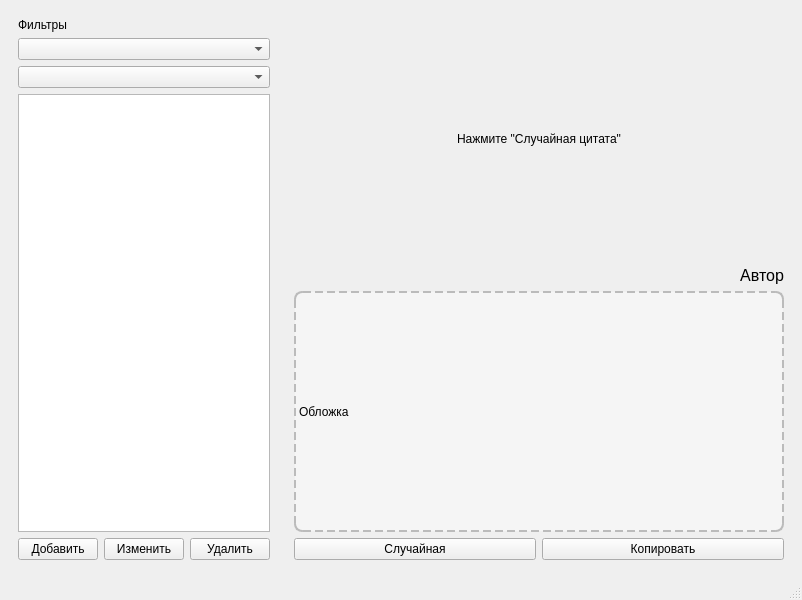
Medvedb-23/generator_quotations, file main_window.ui: the form before one commit.
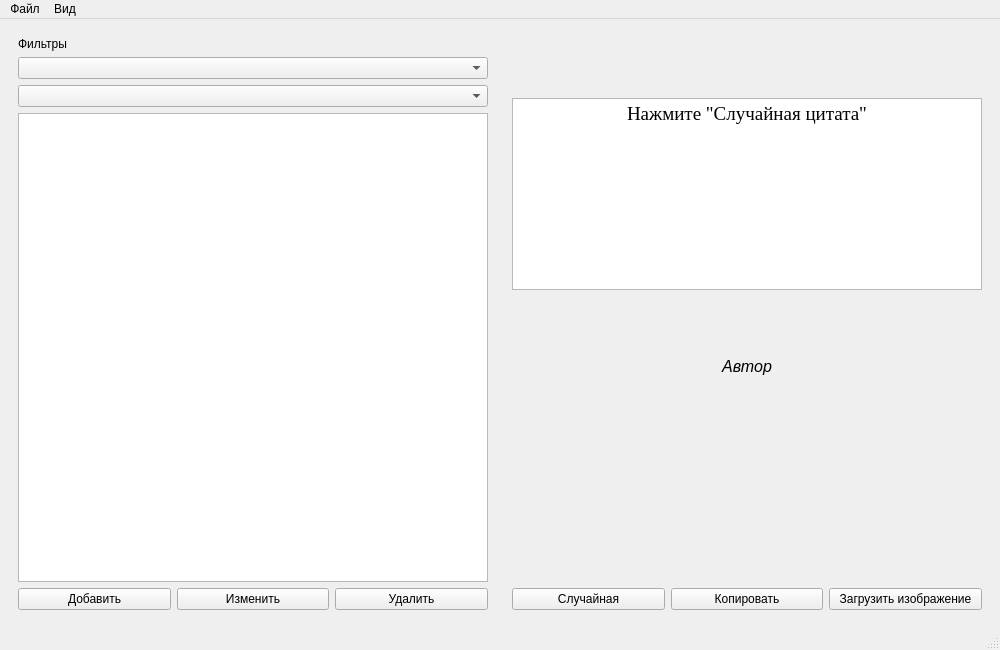
The form after the commit.

Commit message: full application: CSV import/export, dark theme, shortcuts, QSettings, image support, README

What changed in the file:
```diff
--- a/main_window.ui
+++ b/main_window.ui
@@ -6,8 +6,8 @@
    <rect>
     <x>0</x>
     <y>0</y>
-    <width>802</width>
-    <height>600</height>
+    <width>1000</width>
+    <height>650</height>
    </rect>
   </property>
   <property name="minimumSize">
@@ -20,12 +20,18 @@
    <string>Генератор цитат</string>
   </property>
   <widget class="QWidget" name="centralwidget">
-   <layout class="QHBoxLayout" name="horizontalLayout" stretch="1,2">
+   <layout class="QHBoxLayout" name="horizontalLayout">
     <item>
      <widget class="QWidget" name="leftPanel" native="true">
       <layout class="QVBoxLayout" name="verticalLayout_left">
        <item>
-        <widget class="QLabel" name="label_filter">
+        <widget class="QLabel" name="label">
+         <property name="font">
+          <font>
+           <family>Arial</family>
+           <pointsize>9</pointsize>
+          </font>
+         </property>
          <property name="text">
           <string>Фильтры</string>
          </property>
@@ -79,22 +85,94 @@
      <widget class="QWidget" name="rightPanel" native="true">
       <layout class="QVBoxLayout" name="verticalLayout_right">
        <item>
-        <widget class="QLabel" name="lbl_quotation">
+        <widget class="QWidget" name="quotationContainer" native="true">
          <property name="sizePolicy">
           <sizepolicy hsizetype="Expanding" vsizetype="Expanding">
            <horstretch>0</horstretch>
            <verstretch>0</verstretch>
           </sizepolicy>
          </property>
-         <property name="text">
-          <string>Нажмите &quot;Случайная цитата&quot;</string>
-         </property>
-         <property name="alignment">
-          <set>Qt::AlignCenter</set>
-         </property>
-         <property name="wordWrap">
-          <bool>true</bool>
-         </property>
+         <layout class="QVBoxLayout" name="verticalLayout_3">
+          <property name="leftMargin">
+           <number>0</number>
+          </property>
+          <property name="topMargin">
+           <number>0</number>
+          </property>
+          <property name="rightMargin">
+           <number>0</number>
+          </property>
+          <property name="bottomMargin">
+           <number>0</number>
+          </property>
+          <item>
+           <spacer name="verticalSpacer">
+            <property name="orientation">
+             <enum>Qt::Vertical</enum>
+            </property>
+            <property name="sizeType">
+             <enum>QSizePolicy::Expanding</enum>
+            </property>
+            <property name="sizeHint" stdset="0">
+             <size>
+              <width>20</width>
+              <height>40</height>
+             </size>
+            </property>
+           </spacer>
+          </item>
+          <item>
+           <widget class="QTextEdit" name="lbl_quotation">
+            <property name="sizePolicy">
+             <sizepolicy hsizetype="Expanding" vsizetype="MinimumExpanding">
+              <horstretch>0</horstretch>
+              <verstretch>0</verstretch>
+             </sizepolicy>
+            </property>
+            <property name="minimumSize">
+             <size>
+              <width>0</width>
+              <height>50</height>
+             </size>
+            </property>
+            <property name="font">
+             <font>
+              <family>Georgia</family>
+              <pointsize>14</pointsize>
+             </font>
+            </property>
+            <property name="html">
+             <string>&lt;!DOCTYPE HTML PUBLIC &quot;-//W3C//DTD HTML 4.0//EN&quot; &quot;http://www.w3.org/TR/REC-html40/strict.dtd&quot;&gt;
+&lt;html&gt;&lt;head&gt;&lt;meta name=&quot;qrichtext&quot; content=&quot;1&quot; /&gt;&lt;style type=&quot;text/css&quot;&gt;
+p, li { white-space: pre-wrap; }
+&lt;/style&gt;&lt;/head&gt;&lt;body style=&quot; font-family:'Georgia'; font-size:14pt; font-weight:400; font-style:normal;&quot;&gt;
+&lt;p align=&quot;center&quot; style=&quot; margin-top:0px; margin-bottom:0px; margin-left:0px; margin-right:0px; -qt-block-indent:0; text-indent:0px;&quot;&gt;Нажмите &amp;quot;Случайная цитата&amp;quot;&lt;/p&gt;&lt;/body&gt;&lt;/html&gt;</string>
+            </property>
+            <property name="alignment">
+             <set>Qt::AlignCenter</set>
+            </property>
+            <property name="readOnly">
+             <bool>true</bool>
+            </property>
+           </widget>
+          </item>
+          <item>
+           <spacer name="verticalSpacer_2">
+            <property name="orientation">
+             <enum>Qt::Vertical</enum>
+            </property>
+            <property name="sizeType">
+             <enum>QSizePolicy::Expanding</enum>
+            </property>
+            <property name="sizeHint" stdset="0">
+             <size>
+              <width>20</width>
+              <height>40</height>
+             </size>
+            </property>
+           </spacer>
+          </item>
+         </layout>
         </widget>
        </item>
        <item>
@@ -103,38 +181,27 @@
           <font>
            <family>Arial</family>
            <pointsize>12</pointsize>
-           <italic>false</italic>
+           <italic>true</italic>
           </font>
          </property>
          <property name="text">
           <string>Автор</string>
          </property>
          <property name="alignment">
-          <set>Qt::AlignRight|Qt::AlignTrailing|Qt::AlignVCenter</set>
+          <set>Qt::AlignCenter</set>
          </property>
         </widget>
        </item>
        <item>
         <widget class="QLabel" name="lbl_image">
-         <property name="sizePolicy">
-          <sizepolicy hsizetype="Expanding" vsizetype="Expanding">
-           <horstretch>0</horstretch>
-           <verstretch>0</verstretch>
-          </sizepolicy>
-         </property>
          <property name="minimumSize">
           <size>
            <width>0</width>
            <height>200</height>
           </size>
          </property>
-         <property name="styleSheet">
-          <string>background-color: #f5f5f5;
-border: 2px dashed #bbb;
-border-radius: 8px;</string>
-         </property>
          <property name="text">
-          <string>Обложка</string>
+          <string/>
          </property>
          <property name="scaledContents">
           <bool>true</bool>
@@ -157,6 +224,13 @@
            </property>
           </widget>
          </item>
+         <item>
+          <widget class="QPushButton" name="btn_load_image">
+           <property name="text">
+            <string>Загрузить изображение</string>
+           </property>
+          </widget>
+         </item>
         </layout>
        </item>
       </layout>
@@ -164,6 +238,31 @@
     </item>
    </layout>
   </widget>
+  <widget class="QMenuBar" name="menubar">
+   <property name="geometry">
+    <rect>
+     <x>0</x>
+     <y>0</y>
+     <width>1000</width>
+     <height>26</height>
+    </rect>
+   </property>
+   <widget class="QMenu" name="menuFile">
+    <property name="title">
+     <string>Файл</string>
+    </property>
+    <addaction name="actionImport"/>
+    <addaction name="actionExport"/>
+   </widget>
+   <widget class="QMenu" name="menuView">
+    <property name="title">
+     <string>Вид</string>
+    </property>
+    <addaction name="actionDarkTheme"/>
+   </widget>
+   <addaction name="menuFile"/>
+   <addaction name="menuView"/>
+  </widget>
   <widget class="QStatusBar" name="statusbar"/>
  </widget>
  <resources/>
```
Left out of the diff: 26 changed lines with no effect on the pictures. The commit also changes 9 other files.
